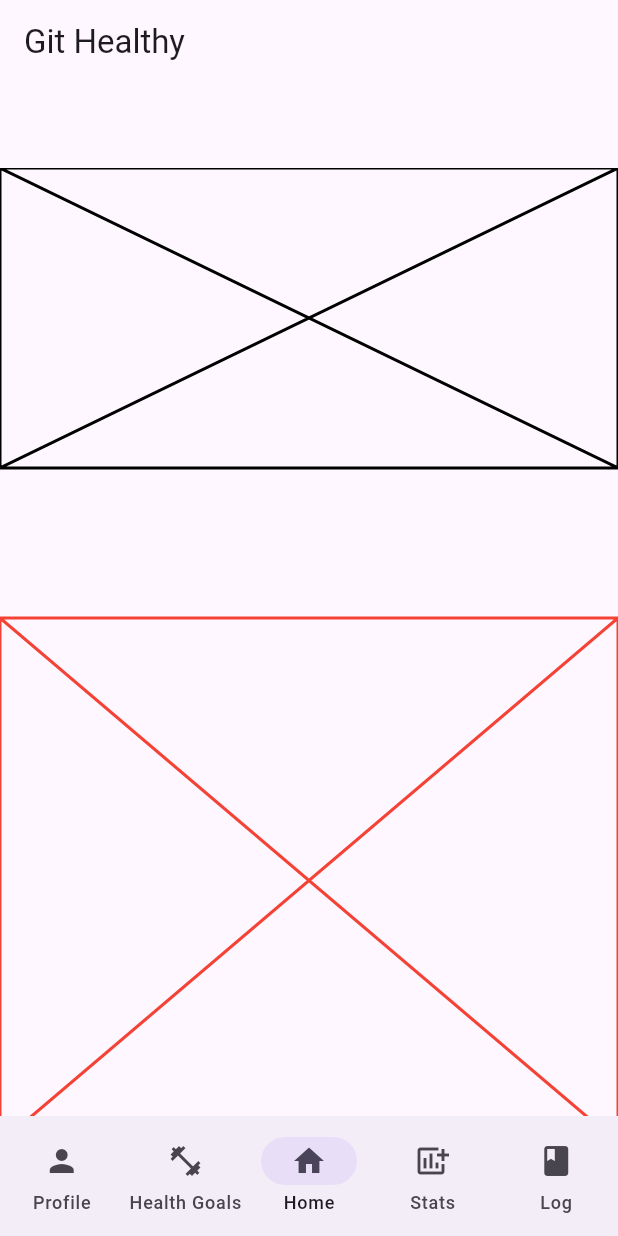
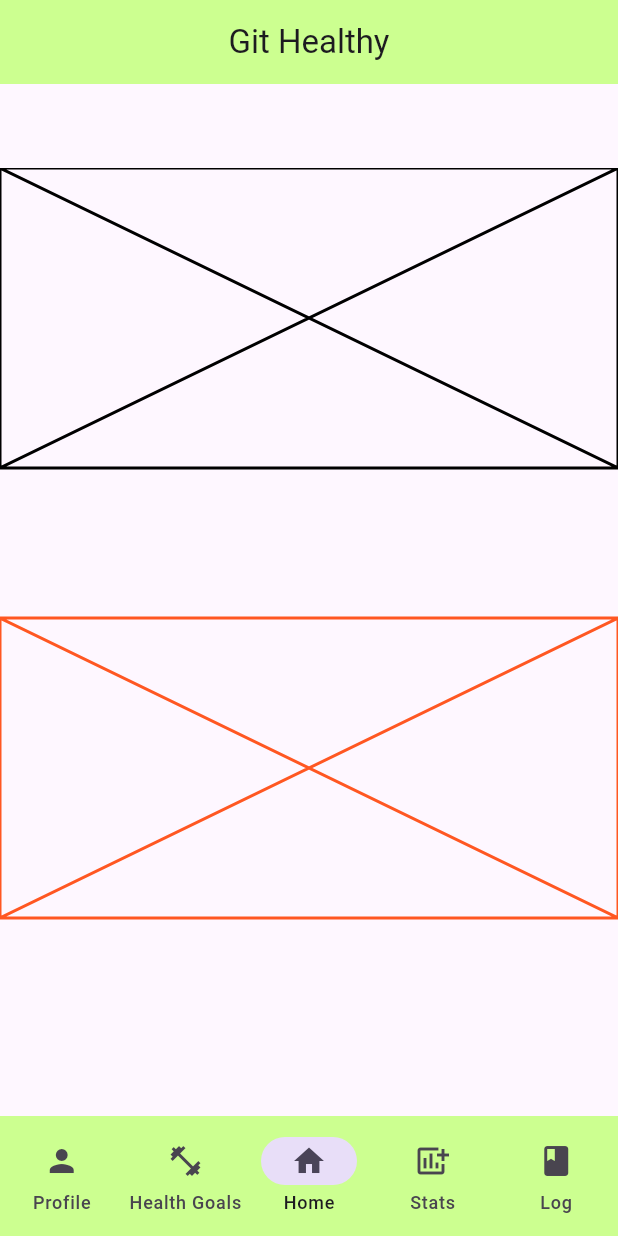
Before and after one commit to Foxtrot1207/CS3541-Group-Project, a Flutter app: the screen it shows after launch, on a phone screen of 412 x 824 dp. Run offline on Flutter 3.47's test engine with Material 3 defaults, Android fonts, the phone set to English and light mode, and no system bars; our stand-ins replace cloud_firestore, firebase_core, firebase_database, fl_chart, tuple; accounts and stored records are empty.

Commit message:
edited UI colors

```diff
--- a/lib/main.dart
+++ b/lib/main.dart
@@ -100,12 +100,15 @@ class _MyAppState extends State<MyApp> {
       home: Scaffold(
         appBar: AppBar(
           title: const Text('Git Healthy'),
+          backgroundColor: Colors.lightGreenAccent.shade100,
+          centerTitle: true,
         ),
 
         body: _children[_currentIndex],
         bottomNavigationBar: NavigationBar(
           onDestinationSelected: onTabTapped,
           selectedIndex: _currentIndex,
+          backgroundColor: Colors.lightGreenAccent.shade100,
           destinations: const <Widget>[
             NavigationDestination(
               icon: Icon(Icons.person),
--- a/lib/pages/home_page.dart
+++ b/lib/pages/home_page.dart
@@ -24,8 +24,8 @@ class _HomeScreenState extends State<HomeScreen> {
           SizedBox(height: 100), //Space between placeholders
 
           Placeholder( //Quick Add Placeholder
-            fallbackHeight:350,  //size of box
-            color: Colors.red!,  //color of box
+            fallbackHeight:200,  //size of box
+            color: Colors.deepOrange!,  //color of box
           ),
         ],
       ),
```
